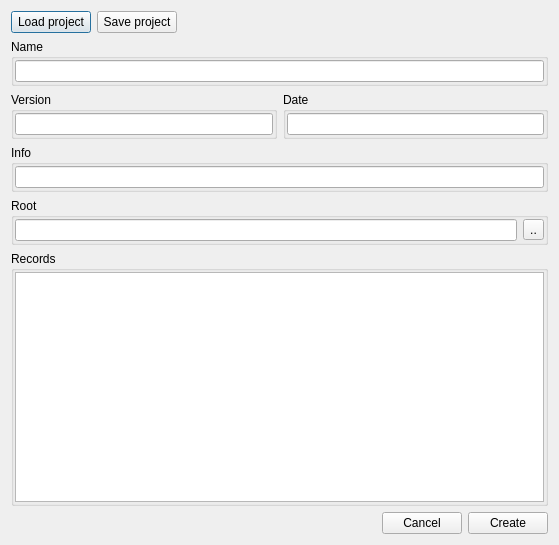
Above: gui_source/dialogcreatemodule.ui from horsicq/x64dbg-Plugin-Manager before the change. Below: the same form after it.
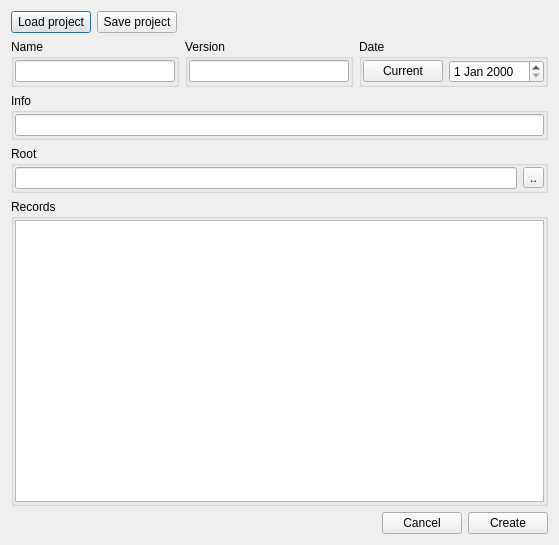
That is the form after the change.

```diff
--- a/gui_source/dialogcreatemodule.ui
+++ b/gui_source/dialogcreatemodule.ui
@@ -19,7 +19,7 @@
   <property name="modal">
    <bool>true</bool>
   </property>
-  <layout class="QVBoxLayout" name="verticalLayout_7">
+  <layout class="QVBoxLayout" name="verticalLayout_3">
    <item>
     <layout class="QHBoxLayout" name="horizontalLayout_3">
      <item>
@@ -52,6 +52,8 @@
     </layout>
    </item>
    <item>
+    <layout class="QHBoxLayout" name="horizontalLayout">
+     <item>
     <widget class="QGroupBox" name="groupBoxName">
      <property name="title">
       <string>Name</string>
@@ -76,8 +78,6 @@
     </widget>
    </item>
    <item>
-    <layout class="QHBoxLayout" name="horizontalLayout">
-     <item>
       <widget class="QGroupBox" name="groupBoxVersion">
        <property name="title">
         <string>Version</string>
@@ -106,7 +106,7 @@
        <property name="title">
         <string>Date</string>
        </property>
-       <layout class="QVBoxLayout" name="verticalLayout_3">
+       <layout class="QHBoxLayout" name="horizontalLayout_5">
         <property name="leftMargin">
          <number>1</number>
         </property>
@@ -120,7 +120,14 @@
          <number>1</number>
         </property>
         <item>
-         <widget class="QLineEdit" name="lineEditDate"/>
+         <widget class="QPushButton" name="pushButtonCurrentDate">
+          <property name="text">
+           <string>Current</string>
+          </property>
+         </widget>
+        </item>
+        <item>
+         <widget class="QDateEdit" name="dateEdit"/>
         </item>
        </layout>
       </widget>
```
Lines whose indentation alone changed are shown as unchanged.
